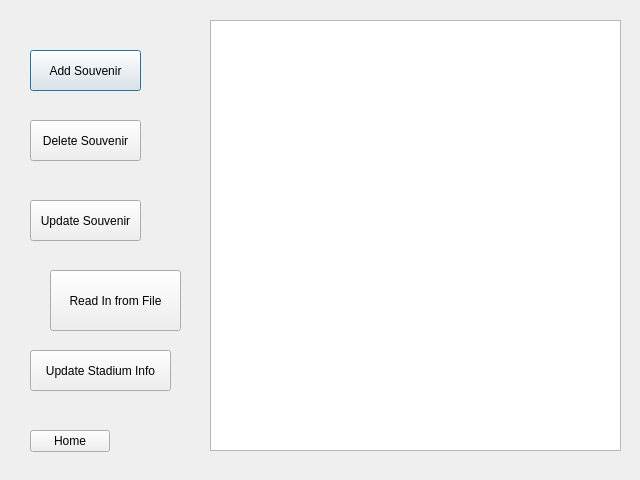
Old version of the form Admin.ui in the repository TheBeesKnees111/Gamer-Girls.
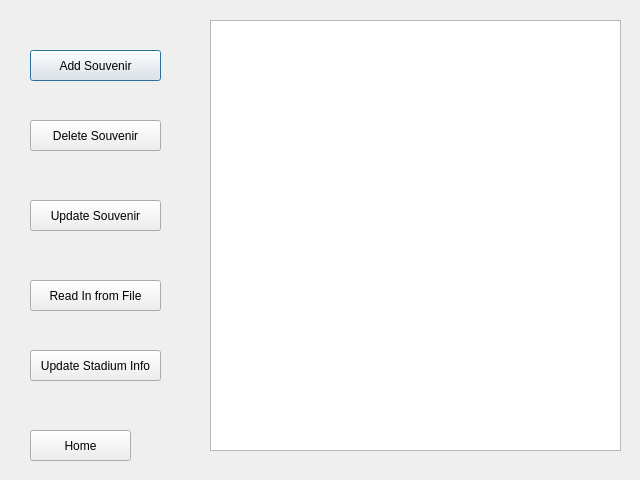
New version of the form.

Patch:
```diff
--- a/Admin.ui
+++ b/Admin.ui
@@ -28,8 +28,8 @@
     <rect>
      <x>30</x>
      <y>50</y>
-     <width>111</width>
-     <height>41</height>
+     <width>131</width>
+     <height>31</height>
     </rect>
    </property>
    <property name="text">
@@ -41,8 +41,8 @@
     <rect>
      <x>30</x>
      <y>120</y>
-     <width>111</width>
-     <height>41</height>
+     <width>131</width>
+     <height>31</height>
     </rect>
    </property>
    <property name="text">
@@ -54,8 +54,8 @@
     <rect>
      <x>30</x>
      <y>200</y>
-     <width>111</width>
-     <height>41</height>
+     <width>131</width>
+     <height>31</height>
     </rect>
    </property>
    <property name="text">
@@ -65,10 +65,10 @@
   <widget class="QPushButton" name="ReadInFromFileButton">
    <property name="geometry">
     <rect>
-     <x>50</x>
-     <y>270</y>
+     <x>30</x>
+     <y>280</y>
      <width>131</width>
-     <height>61</height>
+     <height>31</height>
     </rect>
    </property>
    <property name="text">
@@ -80,8 +80,8 @@
     <rect>
      <x>30</x>
      <y>430</y>
-     <width>80</width>
-     <height>22</height>
+     <width>101</width>
+     <height>31</height>
     </rect>
    </property>
    <property name="text">
@@ -93,8 +93,8 @@
     <rect>
      <x>30</x>
      <y>350</y>
-     <width>141</width>
-     <height>41</height>
+     <width>131</width>
+     <height>31</height>
     </rect>
    </property>
    <property name="text">
```
